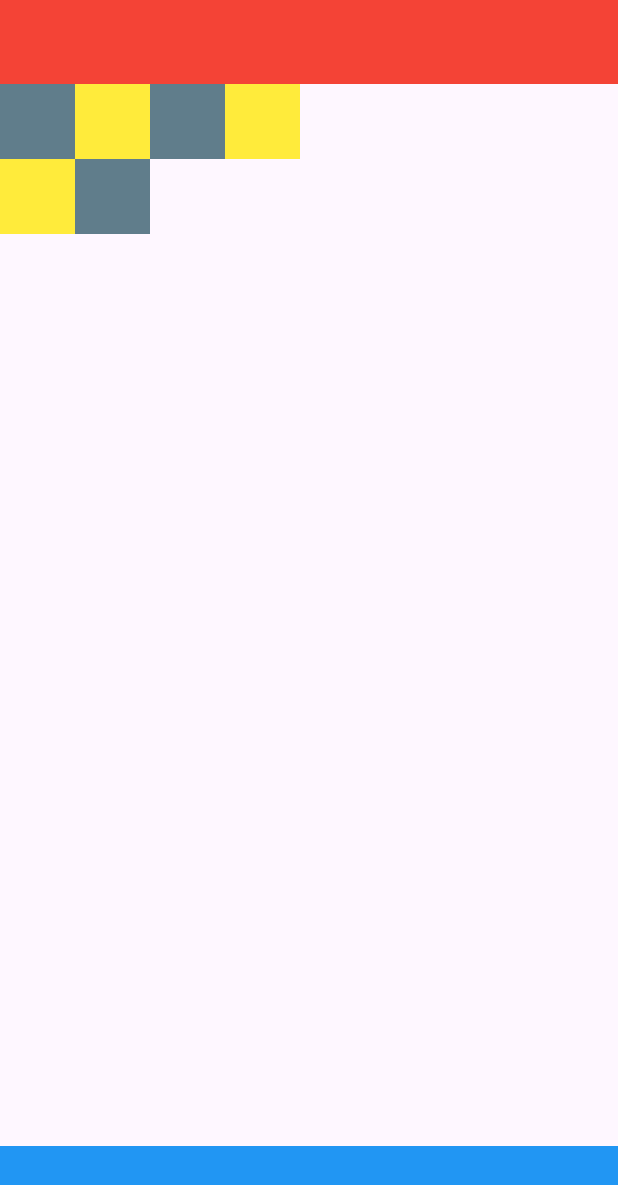
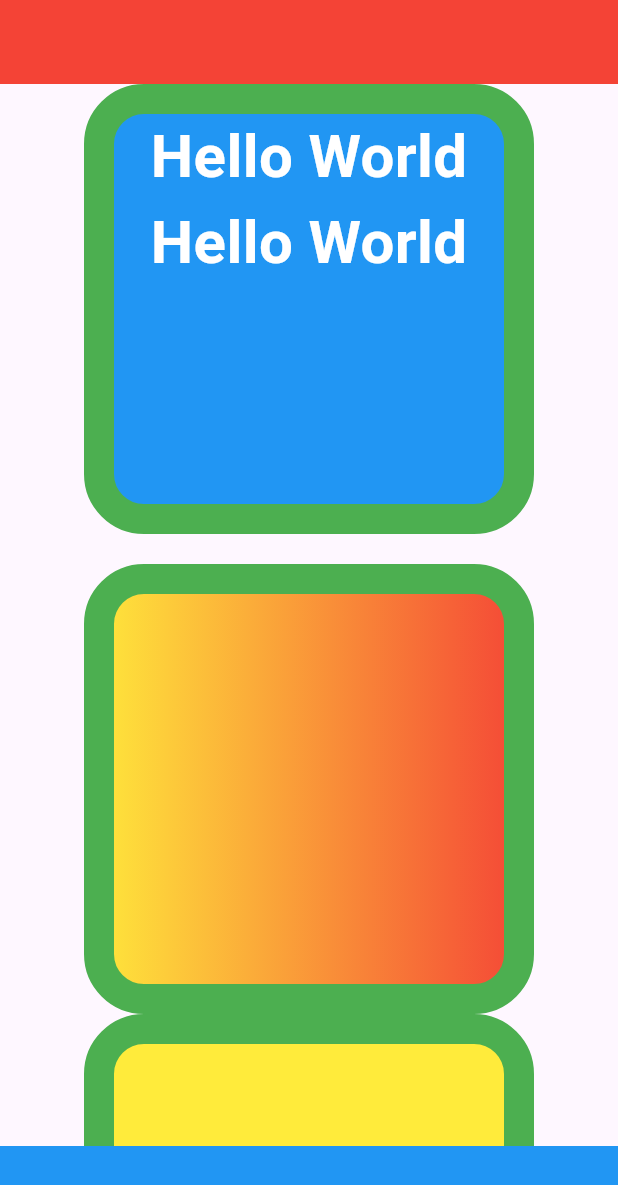
Before and after one commit to shahzebnaqvi/Flutter-RJ-JawanPakistan, a Flutter app: the screen it shows after launch, on a phone screen of 412 x 824 dp. Shown: the top 1185 px of the screen. Run offline on Flutter 3.47's test engine with Material 3 defaults, Android fonts, the light colour scheme and no system bars.

Commit message:
second class

```diff
--- a/lib/home_screen.dart
+++ /dev/null
@@ -1,61 +0,0 @@
-import 'package:flutter/material.dart';
-
-class HomeScreen extends StatelessWidget {
-  const HomeScreen({super.key});
-
-  @override
-  Widget build(BuildContext context) {
-    return Scaffold(
-      bottomNavigationBar: Container(
-        height: 60,
-        // width: 20,
-        color: Colors.blue,
-      ),
-      body: Column(
-        children: [
-          Row(
-            children: [
-              Container(
-                height: 50,
-                width: 50,
-                color: Colors.blueGrey,
-              ),
-              Container(
-                height: 50,
-                width: 50,
-                color: Colors.yellow,
-              ),
-              Container(
-                height: 50,
-                width: 50,
-                color: Colors.blueGrey,
-              ),
-              Container(
-                height: 50,
-                width: 50,
-                color: Colors.yellow,
-              ),
-            ],
-          ),
-          Row(
-            children: [
-              Container(
-                height: 50,
-                width: 50,
-                color: Colors.yellow,
-              ),
-              Container(
-                height: 50,
-                width: 50,
-                color: Colors.blueGrey,
-              ),
-            ],
-          ),
-        ],
-      ),
-      appBar: AppBar(
-        backgroundColor: Colors.red,
-      ),
-    );
-  }
-}
--- a/lib/main.dart
+++ b/lib/main.dart
@@ -1,4 +1,4 @@
-import 'package:containerapp/home_screen.dart';
+import 'package:containerapp/screens/home_screen.dart';
 import 'package:flutter/material.dart';
 
 void main() {
--- /dev/null
+++ b/lib/screens/home_screen.dart
@@ -0,0 +1,98 @@
+import 'package:containerapp/widgets/round_corner_container.dart';
+import 'package:flutter/material.dart';
+import 'package:flutter/widgets.dart';
+
+class HomeScreen extends StatelessWidget {
+  const HomeScreen({super.key});
+
+  @override
+  Widget build(BuildContext context) {
+    return Scaffold(
+      bottomNavigationBar: Container(
+        height: 60,
+        // width: 20,
+        color: Colors.blue,
+      ),
+      body: SingleChildScrollView(
+        child: Column(
+          children: [
+            RoundCornerContainer(
+                containerColor: Colors.blue, containerTest: "Hello World"),
+            SizedBox(
+              height: 20,
+              width: 20,
+            ),
+            Center(
+              child: Container(
+                decoration: BoxDecoration(
+                  gradient: LinearGradient(colors: [Colors.yellow, Colors.red]),
+                  // color: Colors.yellow,
+                  border: Border.all(
+                    color: Colors.green,
+                    width: 20,
+                  ),
+                  borderRadius: BorderRadius.all(
+                    Radius.circular(40),
+                  ),
+                ),
+                width: 300,
+                height: 300,
+              ),
+            ),
+            Center(
+              child: Container(
+                decoration: BoxDecoration(
+                  color: Colors.yellow,
+                  border: Border.all(
+                    color: Colors.green,
+                    width: 20,
+                  ),
+                  borderRadius: BorderRadius.all(
+                    Radius.circular(40),
+                  ),
+                ),
+                width: 300,
+                height: 300,
+              ),
+            ),
+            Center(
+              child: Container(
+                decoration: BoxDecoration(
+                  color: Colors.yellow,
+                  border: Border.all(
+                    color: Colors.green,
+                    width: 20,
+                  ),
+                  borderRadius: BorderRadius.all(
+                    Radius.circular(40),
+                  ),
+                ),
+                width: 300,
+                height: 300,
+              ),
+            ),
+            Center(
+              child: Container(
+                decoration: BoxDecoration(
+                  color: Colors.yellow,
+                  border: Border.all(
+                    color: Colors.green,
+                    width: 20,
+                  ),
+                  borderRadius: BorderRadius.all(
+                    Radius.circular(40),
+                  ),
+                ),
+                width: 300,
+                height: 300,
+              ),
+            ),
+          ],
+        ),
+      ),
+      appBar: AppBar(
+        backgroundColor: Colors.red,
+      ),
+    );
+  }
+}
--- /dev/null
+++ b/lib/widgets/round_corner_container.dart
@@ -0,0 +1,35 @@
+import 'package:flutter/material.dart';
+
+Widget RoundCornerContainer(
+    {required Color containerColor, required String containerTest}) {
+  return Center(
+    child: Container(
+      decoration: BoxDecoration(
+        color: containerColor,
+        border: Border.all(
+          color: Colors.green,
+          width: 20,
+        ),
+        borderRadius: BorderRadius.all(
+          Radius.circular(40),
+        ),
+      ),
+      width: 300,
+      height: 300,
+      child: Column(
+        children: [
+          Text(
+            containerTest,
+            style: TextStyle(
+                color: Colors.white, fontSize: 40, fontWeight: FontWeight.bold),
+          ),
+          Text(
+            containerTest,
+            style: TextStyle(
+                color: Colors.white, fontSize: 40, fontWeight: FontWeight.bold),
+          ),
+        ],
+      ),
+    ),
+  );
+}
```
